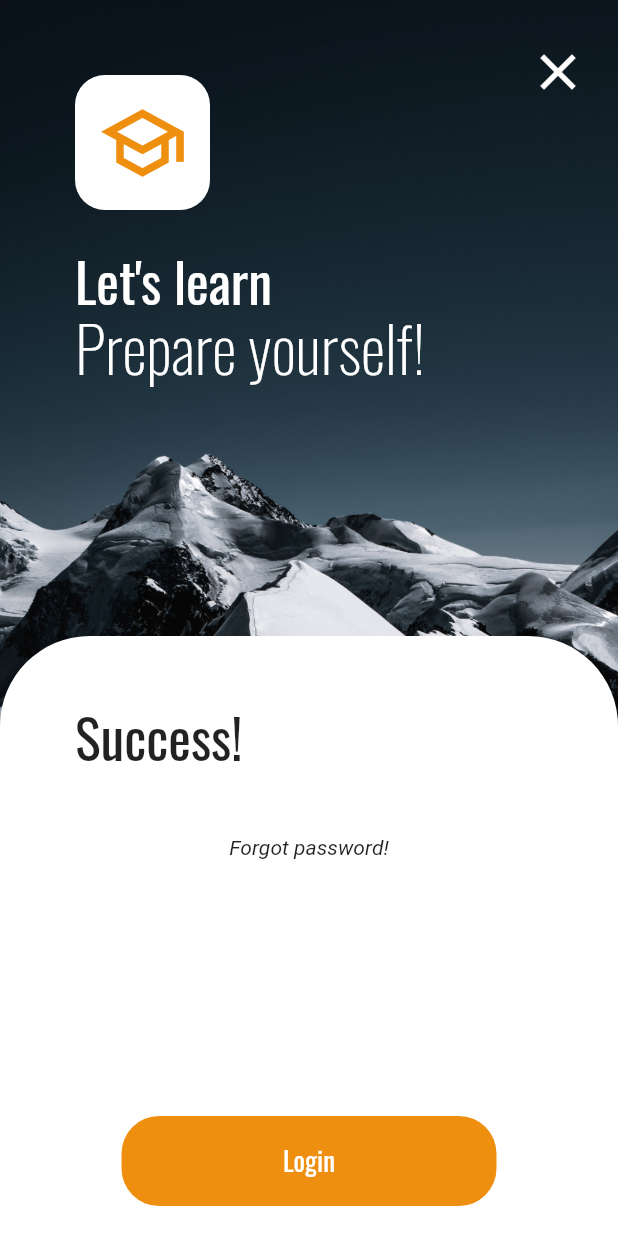
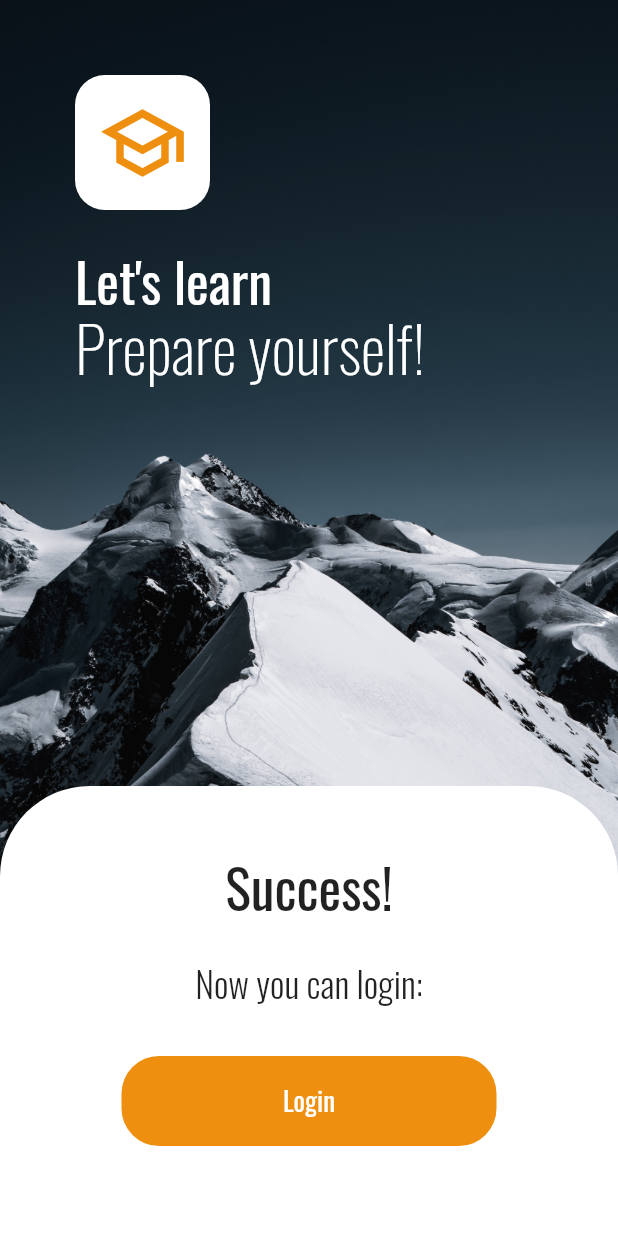
Before and after one commit to andrekubotsu/raro-academy-level-up-3, a Flutter app: the ResponsePage screen opened by its route, on a phone screen of 412 x 824 dp. Run offline on Flutter 3.47's test engine with Material 2 defaults, Android fonts, the phone set to English and light mode, and no system bars; our stand-ins replace email_validator, google_fonts, shared_preferences; accounts and stored records are empty.

Commit message:
final adjusts

```diff
--- a/lib/app_widget.dart
+++ b/lib/app_widget.dart
@@ -1,5 +1,6 @@
 import 'package:flutter/material.dart';
 import 'package:level_up_3/modules/CreateAccount/create_account_page.dart';
+
 import 'package:level_up_3/modules/Login/login_page.dart';
 import 'package:level_up_3/modules/PassRecovery/pass_recovery_page.dart';
 import 'package:level_up_3/modules/Response/response_page.dart';
@@ -25,7 +26,7 @@ class AppWidget extends StatelessWidget {
         "/createaccount": (context) => CreateAccount(),
         "/login": (context) => LoginPage(),
         "/passrecovery": (context) => PassRecovery(),
-        "respose": (context) => ResponsePage(),
+        "/response": (context) => ResponsePage(),
       },
     );
   }
--- a/lib/modules/Response/response_page.dart
+++ b/lib/modules/Response/response_page.dart
@@ -1,7 +1,7 @@
 import 'package:flutter/material.dart';
 import 'package:google_fonts/google_fonts.dart';
 import 'package:level_up_3/shared/widgets/background_widget/background_widget.dart';
-import 'package:level_up_3/shared/widgets/close_button_widget/close_button_widget.dart';
+
 import 'package:level_up_3/shared/widgets/custom_button_widget/custom_button_widget.dart';
 
 class ResponsePage extends StatefulWidget {
@@ -23,7 +23,7 @@ class _ResponsePageState extends State<ResponsePage> {
             mainAxisAlignment: MainAxisAlignment.end,
             children: [
               Container(
-                height: 400,
+                height: 300,
                 decoration: BoxDecoration(
                   color: Colors.white,
                   borderRadius: BorderRadius.only(
@@ -35,6 +35,7 @@ class _ResponsePageState extends State<ResponsePage> {
                   child: Column(
                     children: [
                       Row(
+                        mainAxisAlignment: MainAxisAlignment.center,
                         children: [
                           Text(
                             "Success!",
@@ -45,22 +46,16 @@ class _ResponsePageState extends State<ResponsePage> {
                       SizedBox(
                         height: 20,
                       ),
-                      GestureDetector(
-                        onTap: () {
-                          Navigator.pushNamed(context, "/passrecovery");
-                        },
-                        child: Container(
-                          padding: EdgeInsets.only(
-                            top: 20,
+                      Row(
+                        mainAxisAlignment: MainAxisAlignment.center,
+                        children: [
+                          Text(
+                            "Now you can login:",
+                            style: GoogleFonts.oswald(
+                                fontSize: 24, fontWeight: FontWeight.w300),
                           ),
-                          child: Text(
-                            "Forgot password!",
-                            style: TextStyle(
-                              fontStyle: FontStyle.italic,
-                            ),
-                          ),
-                        ),
-                      )
+                        ],
+                      ),
                     ],
                   ),
                 ),
@@ -74,15 +69,16 @@ class _ResponsePageState extends State<ResponsePage> {
                 CustomButtonWidget(
                   label: "Login",
                   typeColorOrange: true,
-                  onTap: () {},
+                  onTap: () {
+                    Navigator.pushReplacementNamed(context, "/login");
+                  },
                 ),
                 SizedBox(
-                  height: 20,
+                  height: 60,
                 ),
               ],
             ),
           ),
-          CloseButtonWidget()
         ],
       ),
     );
--- a/lib/shared/widgets/custom_button_widget/custom_button_widget.dart
+++ b/lib/shared/widgets/custom_button_widget/custom_button_widget.dart
@@ -19,6 +19,8 @@ class CustomButtonWidget extends StatelessWidget {
     return ClipRRect(
       borderRadius: BorderRadius.circular(25),
       child: Center(
+        child: GestureDetector(
+          onTap: onTap,
           child: Stack(
             alignment: Alignment.center,
             children: [
@@ -30,22 +32,20 @@ class CustomButtonWidget extends StatelessWidget {
                   color: typeColorOrange ? AppColors.orange : Colors.white,
                 ),
               ),
-            GestureDetector(
-              onTap: onTap,
-              child: Text(
+              Text(
                 label,
                 style: GoogleFonts.oswald(
                   color: typeColorOrange ? Colors.white : AppColors.orange,
                   fontSize: 18,
                 ),
               ),
+            ],
           ),
-          ],
         ),
       ),
     );
 
-    // To remember: inkwell don't works fine with containers etc
+    // To remember: inkwell doesn't works fine with containers etc
 
     // return InkWell(
     //   borderRadius: BorderRadius.circular(25),
--- a/lib/shared/widgets/custom_text_form_field/custom_text_field_widget.dart
+++ b/lib/shared/widgets/custom_text_form_field/custom_text_field_widget.dart
@@ -9,7 +9,7 @@ class CustomTextFormField extends StatelessWidget {
   final Widget? suffixIcon;
   final String label;
   final String helperText;
-  final String? Function(String? value) validator;
+  final String? Function(String?) validator;
   final ValueChanged<String> onChanged;
 
   const CustomTextFormField({
--- a/pubspec.yaml
+++ b/pubspec.yaml
@@ -30,6 +30,7 @@ dependencies:
   cupertino_icons: ^1.0.2
   google_fonts: ^2.1.0
   shared_preferences: ^2.0.6
+  email_validator: ^2.0.1
 
 dev_dependencies:
   flutter_test:
```
Also changed, not shown: lib/modules/CreateAccount/create_account_page.dart (+32 -25 lines), lib/modules/Login/login_controller.dart (added, +23 -0 lines), lib/modules/Login/login_page.dart (+52 -7 lines), lib/modules/PassRecovery/pass_recovery_controller.dart (added, +14 -0 lines), lib/modules/PassRecovery/pass_recovery_page.dart (+37 -4 lines), lib/shared/controllers/storage_controller.dart (renamed from lib/modules/CreateAccount/create_account_controller.dart, +8 -8 lines), lib/shared/validators/validators.dart (added, +31 -0 lines), pubspec.lock, screen1.png (added), screen2.png (added), screen3.png (added), screen4.png (added), screen5.png (added), 2 other files. Lines whose indentation alone changed are shown as unchanged.
